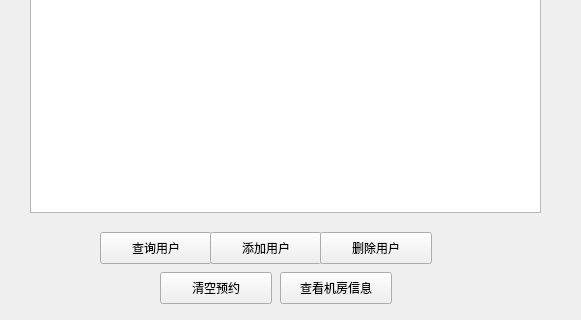
First picture: the form in OrderSysV2/orderSystem/widget.ui, repository wtzhu13/CPPOrCProectDemo, before the edit; both pictures show x 0 to 581 and y 208 to 528 of the 581 by 528 pixel window.
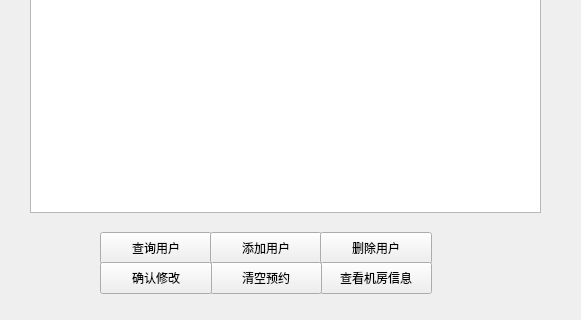
Second picture: the form after the edit.

```diff
--- a/OrderSysV2/orderSystem/widget.ui
+++ b/OrderSysV2/orderSystem/widget.ui
@@ -73,8 +73,8 @@
   <widget class="QPushButton" name="pushButton_roomInfo">
    <property name="geometry">
     <rect>
-     <x>280</x>
-     <y>480</y>
+     <x>320</x>
+     <y>470</y>
      <width>112</width>
      <height>32</height>
     </rect>
@@ -86,8 +86,8 @@
   <widget class="QPushButton" name="pushButton_clearOrder">
    <property name="geometry">
     <rect>
-     <x>160</x>
-     <y>480</y>
+     <x>210</x>
+     <y>470</y>
      <width>112</width>
      <height>32</height>
     </rect>
@@ -106,6 +106,19 @@
     </rect>
    </property>
   </widget>
+  <widget class="QPushButton" name="pushButton_modifyUserInfo">
+   <property name="geometry">
+    <rect>
+     <x>100</x>
+     <y>470</y>
+     <width>112</width>
+     <height>32</height>
+    </rect>
+   </property>
+   <property name="text">
+    <string>确认修改</string>
+   </property>
+  </widget>
  </widget>
  <resources/>
  <connections/>
```
